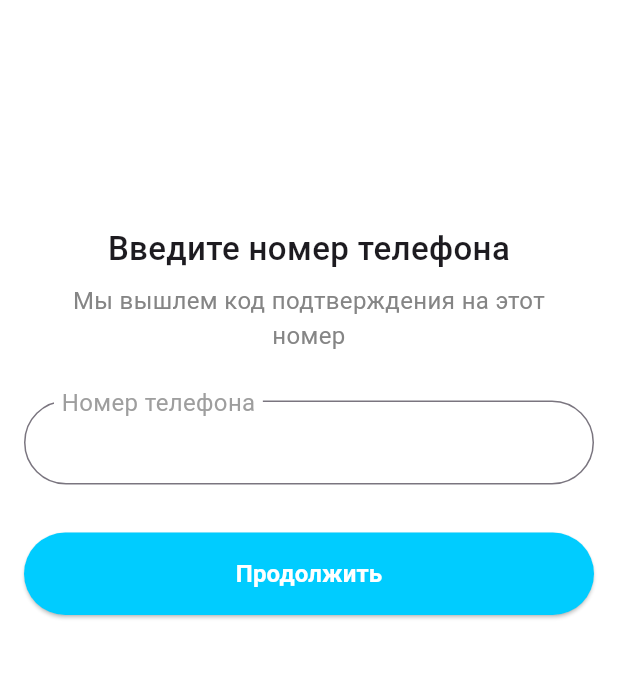
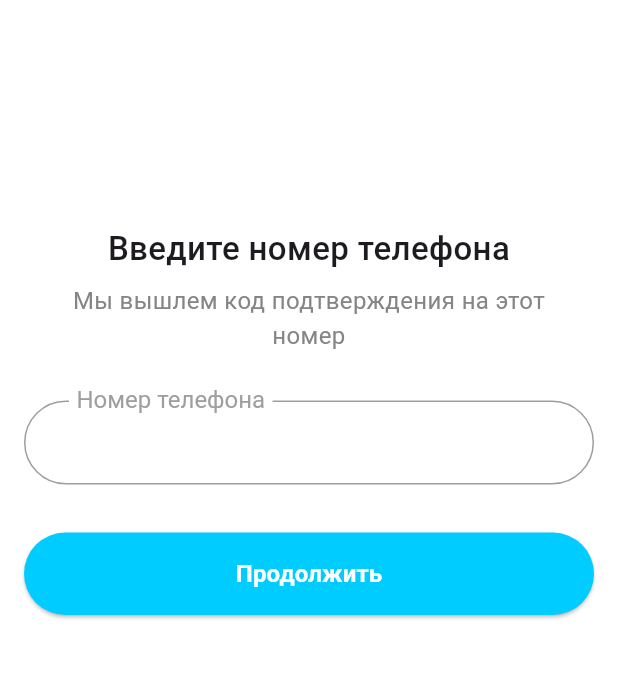
Before and after one commit to DyatlovAI/Vrachipro, a Flutter app: the screen it shows after launch, on a phone screen of 412 x 824 dp, the part 255-934 px from its top. Run offline on Flutter 3.47's test engine with Material 3 defaults, Android fonts, the phone set to English and light mode, and no system bars.

Commit message:
доделал регистрацию

```diff
--- a/lib/Screens/register.dart
+++ b/lib/Screens/register.dart
@@ -1,13 +1,38 @@
 import 'package:flutter/material.dart';
 
-class RegisterScreen extends StatelessWidget {
+class RegisterScreen extends StatefulWidget {
+  @override
+  _RegisterScreenState createState() => _RegisterScreenState();
+}
+
+class _RegisterScreenState extends State<RegisterScreen> {
   final TextEditingController phoneController = TextEditingController();
+  final FocusNode focusNode = FocusNode();
+
+  bool isFocused = false;
+
+  @override
+  void initState() {
+    super.initState();
+    focusNode.addListener(() {
+      setState(() {
+        isFocused = focusNode.hasFocus;
+      });
+    });
+  }
+
+  @override
+  void dispose() {
+    phoneController.dispose();
+    focusNode.dispose();
+    super.dispose();
+  }
 
   @override
   Widget build(BuildContext context) {
     return Scaffold(
       appBar: null,
-      backgroundColor: Colors.white, // Белый фон для всего экрана
+      backgroundColor: Colors.white,
       body: Padding(
         padding: const EdgeInsets.symmetric(horizontal: 16.0),
         child: Column(
@@ -27,41 +52,62 @@ class RegisterScreen extends StatelessWidget {
             ),
             SizedBox(height: 8),
             Padding(
-              padding: EdgeInsets.symmetric(horizontal: 16.0),  // Добавлены отступы слева и справа
+              padding: EdgeInsets.symmetric(horizontal: 16.0),
               child: Text(
                 "Мы вышлем код подтверждения на этот номер",
-                style: TextStyle(fontSize: 16, color: Color(0xFF858585)),  // Цвет текста #858585
+                style: TextStyle(fontSize: 16, color: Color(0xFF858585)),
                 textAlign: TextAlign.center,
               ),
             ),
             SizedBox(height: 32),
-            // Текстбокс с надписью над линией
+            // Обёртка над TextField
             Stack(
-              clipBehavior: Clip.none, // Важное свойство для выхода текста за пределы TextField
+              clipBehavior: Clip.none,
               children: [
+                // Сам текстовое поле
                 TextField(
                   controller: phoneController,
+                  focusNode: focusNode,
                   keyboardType: TextInputType.phone,
+                  style: TextStyle(
+                    fontSize: 16,
+                    color: Colors.black, // Основной текст черный
+                  ),
+                  cursorColor: Color(0xFF00CCFF), // Цвет курсора
                   decoration: InputDecoration(
                     contentPadding: EdgeInsets.symmetric(
-                        vertical: 16.0, horizontal: 20.0),
-                    border: OutlineInputBorder(
+                      vertical: 16.0,
+                      horizontal: 20.0,
+                    ),
+                    enabledBorder: OutlineInputBorder(
                       borderRadius: BorderRadius.circular(30),
+                      borderSide: BorderSide(color: Colors.grey),
+                    ),
+                    focusedBorder: OutlineInputBorder(
+                      borderRadius: BorderRadius.circular(30),
+                      borderSide: BorderSide(
+                        color: Color(0xFF00CCFF), // Цвет рамки при фокусе
+                        width: 2,
+                      ),
                     ),
                   ),
                 ),
+                // Текст над текстовым полем
                 Positioned(
-                  left: 20,
-                  top: -10,
-                  child: Container(
-                    color: Colors.white,
-                    padding: EdgeInsets.symmetric(horizontal: 5),
-                    child: Text(
-                      "Номер телефона",
-                      style: TextStyle(
-                        fontSize: 16,
-                        color: Colors.grey,
-                      ),
+                  left: 30, // Смещение от левого края
+                  top: -10, // Увеличили значение для полной видимости текста
+                  child: AnimatedDefaultTextStyle(
+                    duration: Duration(milliseconds: 200),
+                    style: TextStyle(
+                      fontSize: isFocused ? 14 : 16,
+                      color: isFocused
+                          ? Color(0xFF00CCFF) // Цвет текста при фокусе
+                          : Colors.grey, // Цвет текста без фокуса
+                    ),
+                    child: Container(
+                      color: Colors.white,
+                      padding: EdgeInsets.symmetric(horizontal: 5),
+                      child: Text("Номер телефона"),
                     ),
                   ),
                 ),
@@ -72,9 +118,7 @@ class RegisterScreen extends StatelessWidget {
             SizedBox(
               width: double.infinity,
               child: ElevatedButton(
-                onPressed: () {
-
-                },
+                onPressed: () {},
                 style: ElevatedButton.styleFrom(
                   shape: RoundedRectangleBorder(
                     borderRadius: BorderRadius.circular(30),
```
